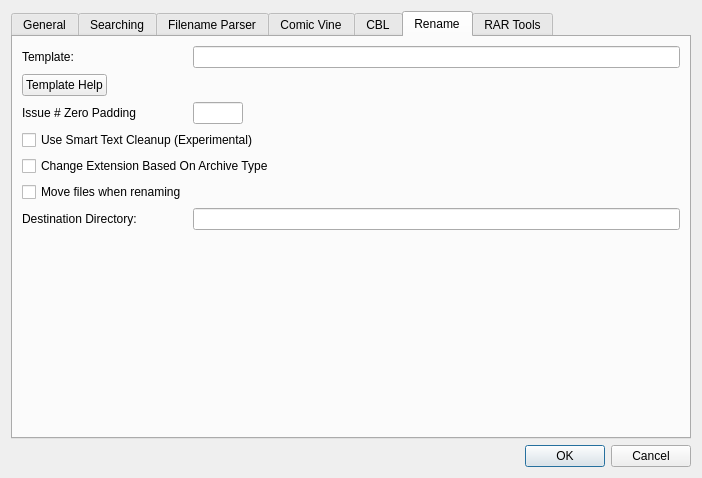
This is comictaggerlib/ui/settingswindow.ui in comictagger/comictagger as Qt 5 draws it before an edit. The edited form follows.
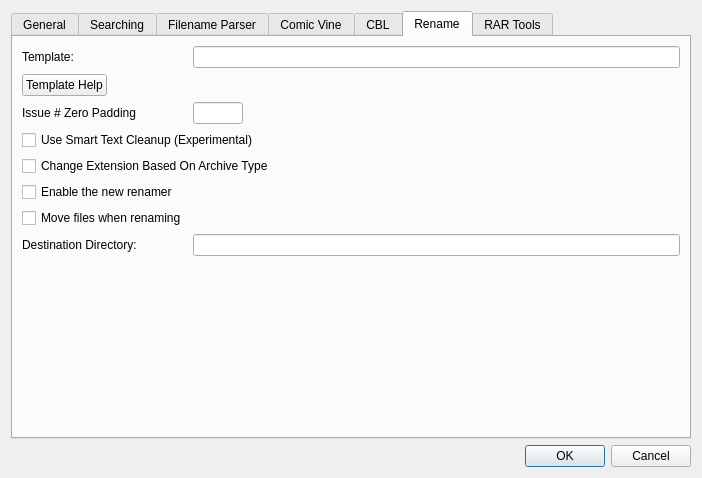
This is the edited form. The open tabs and pages were chosen to show the change.

```diff
--- a/comictaggerlib/ui/settingswindow.ui
+++ b/comictaggerlib/ui/settingswindow.ui
@@ -665,7 +665,7 @@
              </property>
             </widget>
            </item>
-           <item row="6" column="0">
+           <item row="7" column="0">
             <widget class="QCheckBox" name="cbxMoveFiles">
              <property name="toolTip">
               <string>If checked moves files to specified folder</string>
@@ -675,16 +675,36 @@
              </property>
             </widget>
            </item>
-           <item row="7" column="0">
+           <item row="8" column="0">
             <widget class="QLabel" name="lblDirectory">
              <property name="text">
               <string>Destination Directory:</string>
              </property>
             </widget>
            </item>
-           <item row="7" column="1">
+           <item row="8" column="1">
             <widget class="QLineEdit" name="leDirectory"/>
            </item>
+           <item row="6" column="0">
+            <widget class="QCheckBox" name="cbxNewRenamer">
+             <property name="text">
+              <string>Enable the new renamer</string>
+             </property>
+            </widget>
+           </item>
+           <item row="2" column="1">
+            <widget class="QLabel" name="lblRenameTest">
+             <property name="text">
+              <string/>
+             </property>
+             <property name="textFormat">
+              <enum>Qt::PlainText</enum>
+             </property>
+             <property name="textInteractionFlags">
+              <set>Qt::LinksAccessibleByMouse|Qt::TextSelectableByKeyboard|Qt::TextSelectableByMouse</set>
+             </property>
+            </widget>
+           </item>
           </layout>
          </item>
         </layout>
```
Left out of the diff: 72 changed lines with no effect on the pictures.
